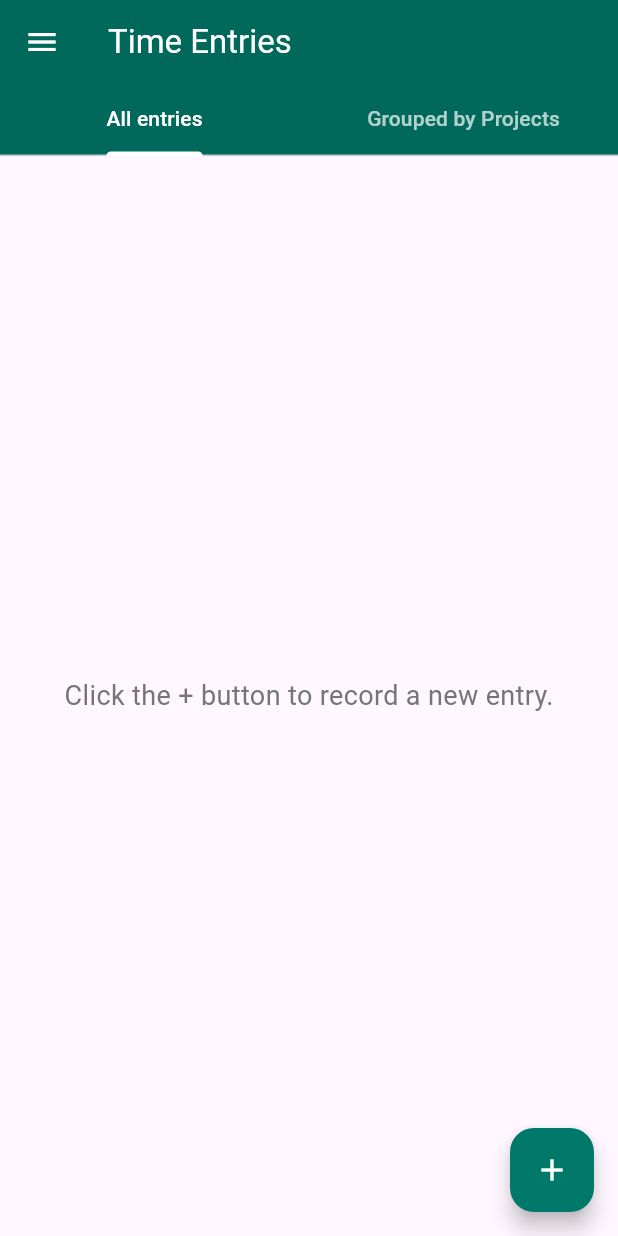
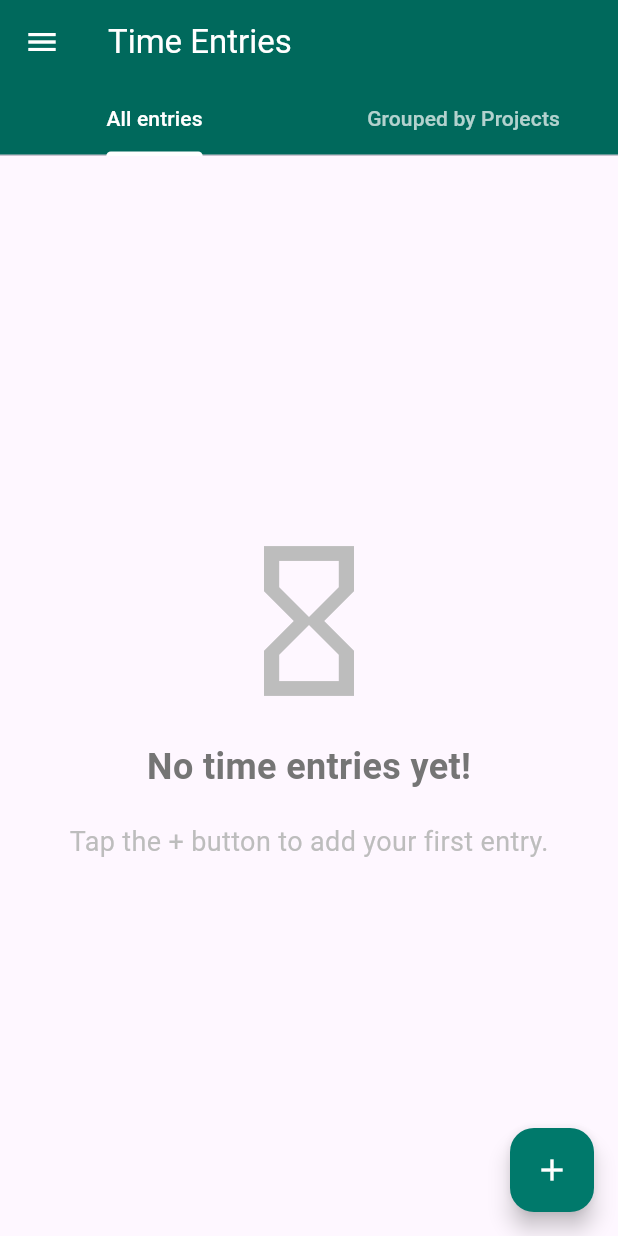
Before and after one commit to mariofhdez/time-tracker-app-for-Coursera, a Flutter app: the screen it shows after launch, on a phone screen of 412 x 824 dp. Run offline on Flutter 3.47's test engine with Material 3 defaults, Android fonts, the phone set to English and light mode, and no system bars; our stand-ins replace localstorage.

Commit message:
Se realizaron cambios de estilos en el aplicativo añadiendo colores, estructuras, espaciados, entre otros. Se ajustó algunas pantallas con los elementos faltantes.

```diff
--- a/lib/providers/project_provider.dart
+++ b/lib/providers/project_provider.dart
@@ -8,11 +8,9 @@ class ProjectProvider with ChangeNotifier{
   final LocalStorage storage;
 
   List<Project> _projects = [
-    Project(id: '1', name: 'Food'),
-    Project(id: '2', name: 'Transport'),
-    Project(id: '3', name: 'Entertainment'),
-    Project(id: '4', name: 'Office'),
-    Project(id: '5', name: 'Gym'),
+    Project(id: '1', name: 'Project Alpha'),
+    Project(id: '2', name: 'Project Beta'),
+    Project(id: '3', name: 'Project Gamma'),
   ];
   List<Project> get projects => _projects;
 
--- a/lib/providers/task_provider.dart
+++ b/lib/providers/task_provider.dart
@@ -8,21 +8,9 @@ class TaskProvider with ChangeNotifier{
   final LocalStorage storage;
 
   List<Task> _tasks = [
-    Task(id: '1', name: 'Breakfast'),
-    Task(id: '2', name: 'Lunch'),
-    Task(id: '3', name: 'Dinner'),
-    Task(id: '4', name: 'Treat'),
-    Task(id: '5', name: 'Cafe'),
-    Task(id: '6', name: 'Restaurant'),
-    Task(id: '7', name: 'Train'),
-    Task(id: '8', name: 'Vacation'),
-    Task(id: '9', name: 'Birthday'),
-    Task(id: '10', name: 'Diet'),
-    Task(id: '11', name: 'MovieNight'),
-    Task(id: '12', name: 'Tech'),
-    Task(id: '13', name: 'CarStuff'),
-    Task(id: '14', name: 'SelfCare'),
-    Task(id: '15', name: 'Streaming'),
+    Task(id: '1', name: 'Task 1'),
+    Task(id: '2', name: 'Task 2'),
+    Task(id: '3', name: 'Task 3'),
   ];
   List<Task> get tasks => _tasks;
 
--- a/lib/screens/home_screen.dart
+++ b/lib/screens/home_screen.dart
@@ -49,11 +49,11 @@ class _HomeScreenState extends State<HomeScreen>
           children: <Widget>[
             DrawerHeader(
               decoration: BoxDecoration(color: Colors.teal[800]),
-              child: Text(
+              child: Center(child: Text(
                 'Menu',
                 style: TextStyle(color: Colors.white, fontSize: 24),
               ),
-            ),
+            )),
             ListTile(
               leading: Icon(Icons.folder),
               title: Text('Projects'),
@@ -76,7 +76,7 @@ class _HomeScreenState extends State<HomeScreen>
 
       body: TabBarView(
         controller: _tabController,
-        children: [buildAllEntries(context),buildEntriesByProject(context)],
+        children: [buildAllEntries(context), buildEntriesByProject(context)],
       ),
       floatingActionButton: FloatingActionButton(
         onPressed: () {
@@ -97,20 +97,48 @@ class _HomeScreenState extends State<HomeScreen>
       builder: (context, provider, child) {
         if (provider.entries.isEmpty) {
           return Center(
-            child: Text(
-              "Click the + button to record a new entry.",
-              style: TextStyle(color: Colors.grey[600], fontSize: 18),
+            child: Column(
+              mainAxisAlignment: MainAxisAlignment.center,
+              children: [
+                Icon(
+                  Icons.hourglass_empty,
+                  color: Colors.grey[400],
+                  size: 120,
+                  opticalSize: 72,
+                ),
+                SizedBox(height: 20),
+                Text(
+                  "No time entries yet!",
+                  style: TextStyle(
+                    color: Colors.grey[600],
+                    fontSize: 24,
+                    fontWeight: FontWeight.bold,
+                  ),
+                ),
+                SizedBox(height: 20),
+                Text(
+                  "Tap the + button to add your first entry.",
+                  style: TextStyle(
+                    color: Colors.grey[400],
+                    fontSize: 18,
+                    // fontWeight: FontWeight.bold,
+                  ),
+                ),
+              ],
             ),
           );
         }
         return ListView.builder(
           itemCount: provider.entries.length,
           itemBuilder: (context, index) {
-            final entry = provider.entries[index];
+            final timeEntry = provider.entries[index];
             return ListTile(
-              title: Text('${getProjectById(context, entry.projectId)} - ${entry.totalTime} hours', style: TextStyle(fontWeight: FontWeight.bold),),
+              title: Text(
+                '${getProjectById(context, timeEntry.projectId)} - ${timeEntry.totalTime} hours',
+                style: TextStyle(fontWeight: FontWeight.bold),
+              ),
               subtitle: Text(
-                '${entry.date.toString()} - Notes: ${entry.notes}',
+                '${DateFormat('MMM dd, yyyy').format(timeEntry.date)} - Notes: ${timeEntry.notes}',
               ),
               onTap: () {},
             );
@@ -125,9 +153,34 @@ class _HomeScreenState extends State<HomeScreen>
       builder: (context, provider, child) {
         if (provider.entries.isEmpty) {
           return Center(
-            child: Text(
-              "Click the + button to record a new entry.",
-              style: TextStyle(color: Colors.grey[600], fontSize: 18),
+            child: Column(
+              mainAxisAlignment: MainAxisAlignment.center,
+              children: [
+                Icon(
+                  Icons.hourglass_empty,
+                  color: Colors.grey[400],
+                  size: 120,
+                  opticalSize: 72,
+                ),
+                SizedBox(height: 20),
+                Text(
+                  "No time entries yet!",
+                  style: TextStyle(
+                    color: Colors.grey[600],
+                    fontSize: 24,
+                    fontWeight: FontWeight.bold,
+                  ),
+                ),
+                SizedBox(height: 20),
+                Text(
+                  "Tap the + button to add your first entry.",
+                  style: TextStyle(
+                    color: Colors.grey[400],
+                    fontSize: 18,
+                    // fontWeight: FontWeight.bold,
+                  ),
+                ),
+              ],
             ),
           );
         }
--- a/lib/screens/project_management_screen.dart
+++ b/lib/screens/project_management_screen.dart
@@ -48,7 +48,8 @@ class ProjectManagementScreen extends StatelessWidget {
           );
         },
         tooltip: 'Add new project',
-        child: Icon(Icons.add),
+        child: Icon(Icons.add, color: Colors.white),
+        backgroundColor: Colors.teal[700],
       ),
     );
   }
--- a/lib/screens/task_management_screen.dart
+++ b/lib/screens/task_management_screen.dart
@@ -8,7 +8,7 @@ class TaskManagementScreen extends StatelessWidget {
   Widget build(BuildContext context) {
     return Scaffold(
       appBar: AppBar(
-        title: Text('Manage Prjects'),
+        title: Text('Manage Tasks'),
         backgroundColor: Colors.teal[800],
         foregroundColor: Colors.white,
       ),
@@ -48,7 +48,8 @@ class TaskManagementScreen extends StatelessWidget {
           );
         },
         tooltip: 'Add new task',
-        child: Icon(Icons.add),
+        child: Icon(Icons.add, color: Colors.white),
+        backgroundColor: Colors.teal[700],
       ),
     );
   }
```
Also changed, not shown: lib/screens/add_time_entry_screen.dart (+42 -6 lines).
